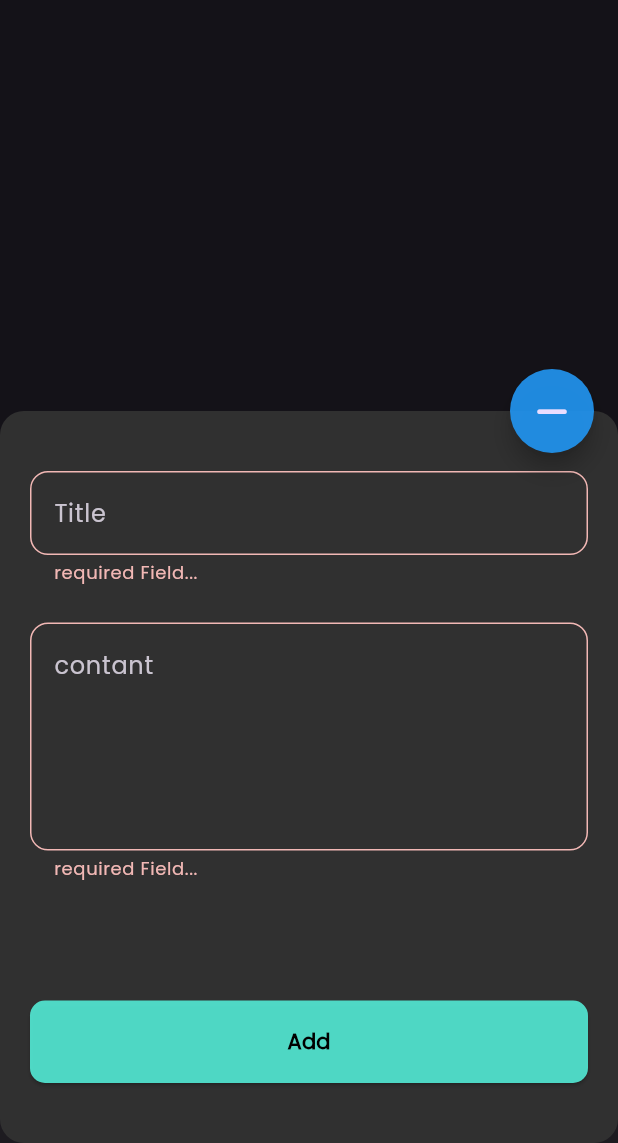
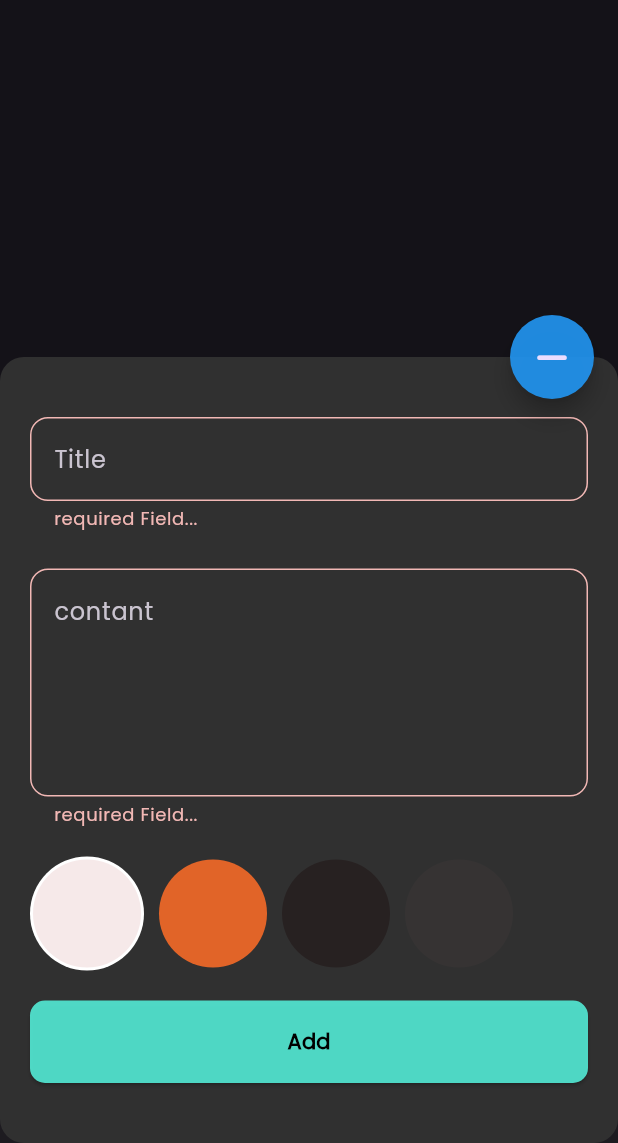
Before and after one commit to mohame12/Note_App, a Flutter app: the screen it shows after launch, after a tap on the "add" icon, after a tap on "Add", on a phone screen of 412 x 824 dp, the part 93-1236 px from its top. Run offline on Flutter 3.47's test engine with Material 3 defaults, Android fonts, the phone set to English and light mode, and no system bars; our stand-ins replace bloc, flutter_bloc, font_awesome_flutter, hive, hive_flutter; accounts and stored records are empty.

Commit message:
add Color to Note

```diff
--- a/lib/Cubits/AddNoteCubit/add_note_cubit.dart
+++ b/lib/Cubits/AddNoteCubit/add_note_cubit.dart
@@ -17,6 +17,7 @@ class AddNoteCubit extends Cubit<AddNoteState>
   GlobalKey<FormState> formkey=GlobalKey();
   AutovalidateMode autovalidateMode=AutovalidateMode.disabled;
   String ? title,subtitle;
+  Color color=Color(0xffF6E9E9);
   IconData icon=Icons.add;
   bool isShown=false;
 
@@ -48,6 +49,7 @@ class AddNoteCubit extends Cubit<AddNoteState>
 
   addNote(NoteModel note)
   {
+    note.color=color.value;
     emit(AddNoteLoadDataState());
 
       var notesBox = Hive.box<NoteModel>(kNotesBox);
--- a/lib/consts.dart
+++ b/lib/consts.dart
@@ -1,5 +1,5 @@
 import 'package:intl/intl.dart';
 
-const String kNotesBox='notebox16';
+const String kNotesBox='notebox17';
 var currentdate=DateTime.now();
 var formattedcurrentdate=DateFormat.yMMMd().format(currentdate);
--- /dev/null
+++ b/lib/widgets/colorWidget.dart
@@ -0,0 +1,26 @@
+import 'package:flutter/material.dart';
+
+class ColorWidget extends StatelessWidget {
+   ColorWidget({super.key, required this.isActive, required this.color});
+
+  final bool isActive;
+  final Color color;
+
+  @override
+  Widget build(BuildContext context) {
+    return isActive ?
+    CircleAvatar(
+      radius: 38,
+      backgroundColor: Colors.white,
+      child: CircleAvatar(
+        radius: 36,
+        backgroundColor: color,
+      ),
+    )
+        : CircleAvatar(
+      radius: 36,
+      backgroundColor: color,
+    );
+
+  }
+}
--- /dev/null
+++ b/lib/widgets/colorsListVeiw.dart
@@ -0,0 +1,45 @@
+import 'package:flutter/cupertino.dart';
+import 'package:flutter/material.dart';
+import 'package:note_app/Cubits/AddNoteCubit/add_note_cubit.dart';
+import 'package:note_app/widgets/colorWidget.dart';
+
+class ColorsListVeiw extends StatefulWidget {
+  const ColorsListVeiw({super.key});
+
+  @override
+  State<ColorsListVeiw> createState() => _ColorsListVeiwState();
+}
+
+class _ColorsListVeiwState extends State<ColorsListVeiw> {
+  int CurrentIndex=0;
+  List<Color> color=[
+    const Color(0xffF6E9E9),
+    const Color(0xffE16428),
+    const Color(0xff272121),
+    const Color(0xff363333)
+  ];
+
+  @override
+  Widget build(BuildContext context) {
+    return SizedBox(
+      height: 38*2,
+      child: ListView.separated(
+        physics: BouncingScrollPhysics(),
+          scrollDirection: Axis.horizontal,
+          itemBuilder:(context,index)=>GestureDetector(
+            onTap: ()
+            {
+
+              setState(() {
+                CurrentIndex=index;
+                AddNoteCubit.get(context).color=color[index];
+              });
+            },
+            child: ColorWidget(
+              isActive:CurrentIndex==index, color: color[index] ,),
+          ) ,
+          separatorBuilder:(context,index)=>const SizedBox(width: 10,) ,
+          itemCount:color.length ),
+    );
+  }
+}
--- a/lib/widgets/formvalidatinbottomsheet.dart
+++ b/lib/widgets/formvalidatinbottomsheet.dart
@@ -1,6 +1,7 @@
 import 'package:flutter/material.dart';
 import 'package:note_app/Cubits/AddNoteCubit/add_note_cubit.dart';
 import 'package:note_app/models/note_model.dart';
+import 'package:note_app/widgets/colorsListVeiw.dart';
 import '../consts.dart';
 import 'custom_tff.dart';
 
@@ -36,8 +37,10 @@ class FormValidationBottomSheet extends StatelessWidget {
             },
           ),
           const SizedBox(
-            height: 80,
+            height: 20,
           ),
+          ColorsListVeiw(),
+          SizedBox(height: 20,),
           Padding(
             padding: const EdgeInsetsDirectional.only(bottom: 20),
             child: SizedBox(
@@ -60,7 +63,7 @@ class FormValidationBottomSheet extends StatelessWidget {
                           title: AddNoteCubit.get(context).title!,
                           subtitle: AddNoteCubit.get(context).subtitle!,
                           date:formattedcurrentdate,
-                          color: Colors.blue.value);
+                          color: AddNoteCubit.get(context).color.value);
                       AddNoteCubit.get(context).addNote(note);
 
 
@@ -80,7 +83,8 @@ class FormValidationBottomSheet extends StatelessWidget {
                         fontWeight: FontWeight.bold, color: Colors.black),
                   )),
             ),
-          )
+          ),
+
         ],
       ),
     );
```
